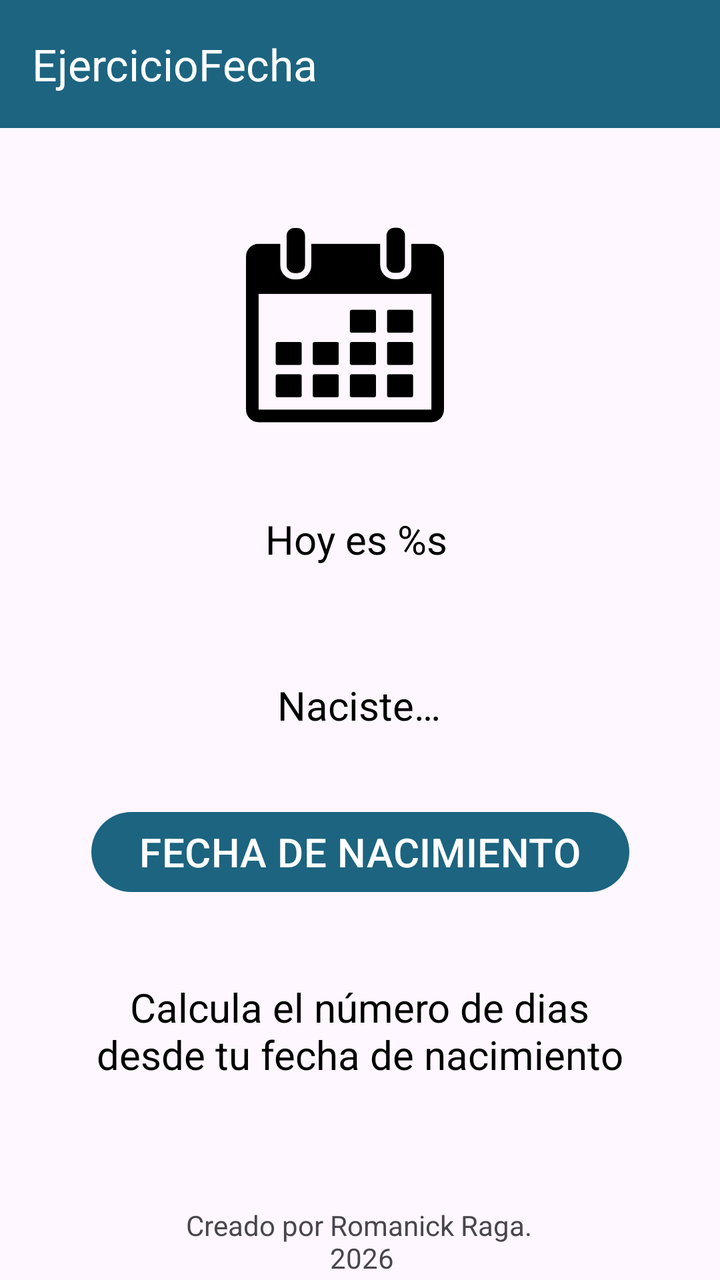
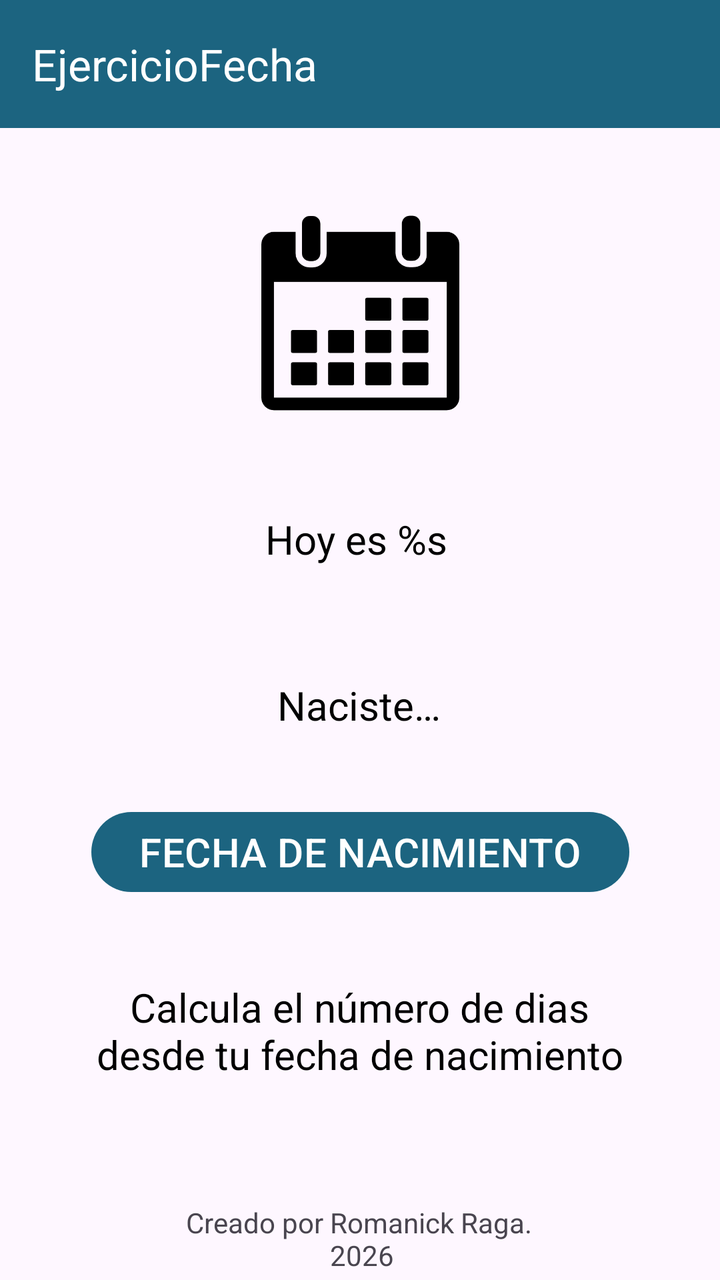

Two renders of the same Android screen: before a commit and after it. Below are the layout's source before the change and the commit's diff.
<!-- AndroidManifest.xml: application theme Theme.AndroidUD05CP01 -->
<!-- res/layout/activity_main.xml -->
<?xml version="1.0" encoding="utf-8"?>
<androidx.constraintlayout.widget.ConstraintLayout xmlns:android="http://schemas.android.com/apk/res/android"
    xmlns:app="http://schemas.android.com/apk/res-auto"
    xmlns:tools="http://schemas.android.com/tools"
    android:id="@+id/main"
    android:layout_width="match_parent"
    android:layout_height="match_parent"
    tools:context=".MainActivity">

    <TextView
        android:id="@+id/tvHoy"
        style="@style/texto"
        android:layout_width="wrap_content"
        android:layout_height="wrap_content"
        android:layout_marginTop="256dp"
        android:text="@string/hoy_es"
        app:layout_constraintEnd_toEndOf="parent"
        app:layout_constraintHorizontal_bias="0.493"
        app:layout_constraintStart_toStartOf="parent"
        app:layout_constraintTop_toTopOf="parent" />

    <TextView
        android:id="@+id/tvFecha"
        style="@style/texto"
        android:layout_width="wrap_content"
        android:layout_height="wrap_content"
        android:layout_marginTop="56dp"
        android:text="@string/naciste"
        app:layout_constraintEnd_toEndOf="parent"
        app:layout_constraintHorizontal_bias="0.498"
        app:layout_constraintStart_toStartOf="parent"
        app:layout_constraintTop_toBottomOf="@+id/tvHoy" />

    <Button
        android:id="@+id/btnFechaNac"
        style="@style/boton1"
        android:layout_width="wrap_content"
        android:layout_height="wrap_content"
        android:layout_marginTop="36dp"
        android:text="@string/fecha_nacimiento"
        app:layout_constraintEnd_toEndOf="parent"
        app:layout_constraintStart_toStartOf="parent"
        app:layout_constraintTop_toBottomOf="@+id/tvFecha" />

    <TextView
        android:id="@+id/tvMensaje"
        style="@style/texto"
        android:layout_width="266dp"
        android:layout_height="95dp"
        android:layout_marginTop="40dp"
        android:text="@string/msjCalcula"

        app:layout_constraintEnd_toEndOf="parent"
        app:layout_constraintHorizontal_bias="0.496"
        app:layout_constraintStart_toStartOf="parent"
        app:layout_constraintTop_toBottomOf="@+id/btnFechaNac" />

    <TextView
        android:id="@+id/tvCreditos"
        android:textAlignment="center"
        android:layout_width="wrap_content"
        android:layout_height="wrap_content"
        android:text="@string/creditos"
        app:layout_constraintBottom_toBottomOf="parent"
        app:layout_constraintEnd_toEndOf="parent"
        app:layout_constraintHorizontal_bias="0.497"
        app:layout_constraintStart_toStartOf="parent"
        app:layout_constraintTop_toBottomOf="@+id/tvMensaje"
        app:layout_constraintVertical_bias="0.923"
        />

    <androidx.appcompat.widget.Toolbar
        android:id="@+id/toolbar"
        style="@style/barraMenu"
        android:layout_width="match_parent"
        android:layout_height="wrap_content"
        android:minHeight="?attr/actionBarSize"
        android:rotationX="0"
        android:theme="?attr/actionBarTheme"
        app:layout_constraintEnd_toEndOf="parent"
        app:layout_constraintHorizontal_bias="0.0"
        app:layout_constraintStart_toStartOf="parent"
        app:layout_constraintTop_toTopOf="parent"
        app:title="EjercicioFecha"
                                     />

    <ImageView
        android:id="@+id/imageView"
        android:layout_width="99dp"
        android:layout_height="105dp"
        android:layout_marginTop="12dp"
        app:layout_constraintBottom_toTopOf="@+id/tvHoy"
        app:layout_constraintEnd_toEndOf="parent"
        app:layout_constraintHorizontal_bias="0.471"
        app:layout_constraintStart_toStartOf="parent"
        app:layout_constraintTop_toBottomOf="@+id/toolbar"
        app:layout_constraintVertical_bias="0.453"
        app:srcCompat="@drawable/calendar" />


</androidx.constraintlayout.widget.ConstraintLayout>
<!-- resources referenced by this layout -->
<resources>
  <!-- drawable calendar: png bitmap (drawable, 5072 bytes) -->
  <string name="creditos">Creado por Romanick Raga.\n
                                  2026</string>
  <string name="fecha_nacimiento">FECHA DE NACIMIENTO</string>
  <string name="hoy_es">Hoy es %s</string>
  <string name="msjCalcula">Calcula el número de dias desde tu fecha de nacimiento</string>
  <string name="naciste">Naciste…</string>
  <style name="barraMenu">
          <item name="android:textSize">20sp</item>
          <item name="android:textColor">@color/white</item>
          <item name="android:fontFamily">sans-serif-medium</item>
          <item name="android:background">@color/turquesa</item>
          <item name="titleTextColor">@color/white</item>
      </style>
  <style name="boton1">
          <item name="android:textSize">20sp</item>
          <item name="android:textColor">@color/white</item>
          <item name="android:fontFamily">sans-serif-medium</item>
          <item name="backgroundTint">@color/turquesa</item>
  
      </style>
  <style name="texto">
          <item name="android:textSize">20sp</item>
          <item name="android:textColor">@color/black</item>
          <item name="android:fontFamily">sans-serif</item>
          <item name="android:textAlignment">center</item>
      </style>
  <style name="Theme.AndroidUD05CP01" parent="Base.Theme.AndroidUD05CP01" />
  <color name="white">#FFFFFFFF</color>
  <color name="turquesa">#1C6480</color>
  <color name="black">#FF000000</color>
  <style name="Base.Theme.AndroidUD05CP01" parent="Theme.Material3.DayNight.NoActionBar">
          
          
      </style>
</resources>

<!-- the commit's change to res/layout/activity_main.xml (unified diff, before → after) -->
@@ -57,17 +57,16 @@
 
     <TextView
         android:id="@+id/tvCreditos"
-        android:textAlignment="center"
         android:layout_width="wrap_content"
         android:layout_height="wrap_content"
         android:text="@string/creditos"
+        android:textAlignment="center"
         app:layout_constraintBottom_toBottomOf="parent"
         app:layout_constraintEnd_toEndOf="parent"
         app:layout_constraintHorizontal_bias="0.497"
         app:layout_constraintStart_toStartOf="parent"
         app:layout_constraintTop_toBottomOf="@+id/tvMensaje"
-        app:layout_constraintVertical_bias="0.923"
-        />
+        app:layout_constraintVertical_bias="0.854" />
 
     <androidx.appcompat.widget.Toolbar
         android:id="@+id/toolbar"
@@ -91,10 +90,9 @@
         android:layout_marginTop="12dp"
         app:layout_constraintBottom_toTopOf="@+id/tvHoy"
         app:layout_constraintEnd_toEndOf="parent"
-        app:layout_constraintHorizontal_bias="0.471"
         app:layout_constraintStart_toStartOf="parent"
         app:layout_constraintTop_toBottomOf="@+id/toolbar"
-        app:layout_constraintVertical_bias="0.453"
+        app:layout_constraintVertical_bias="0.373"
         app:srcCompat="@drawable/calendar" />
 
 
